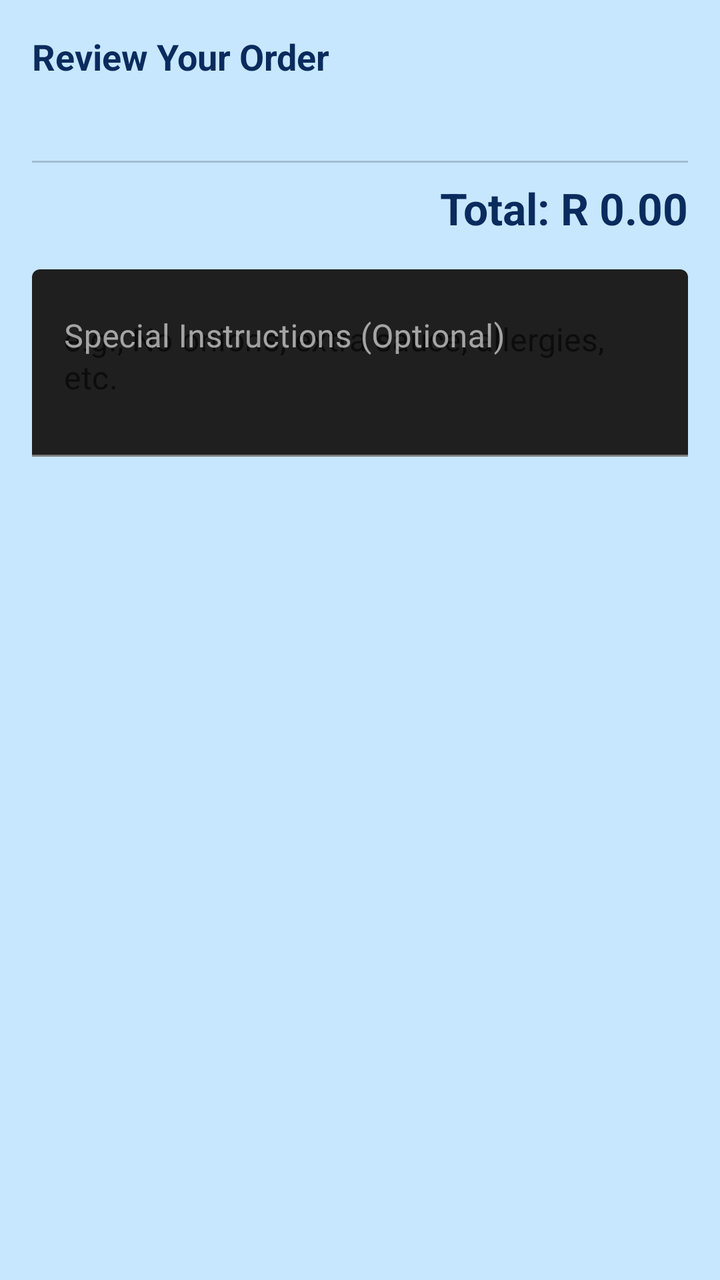
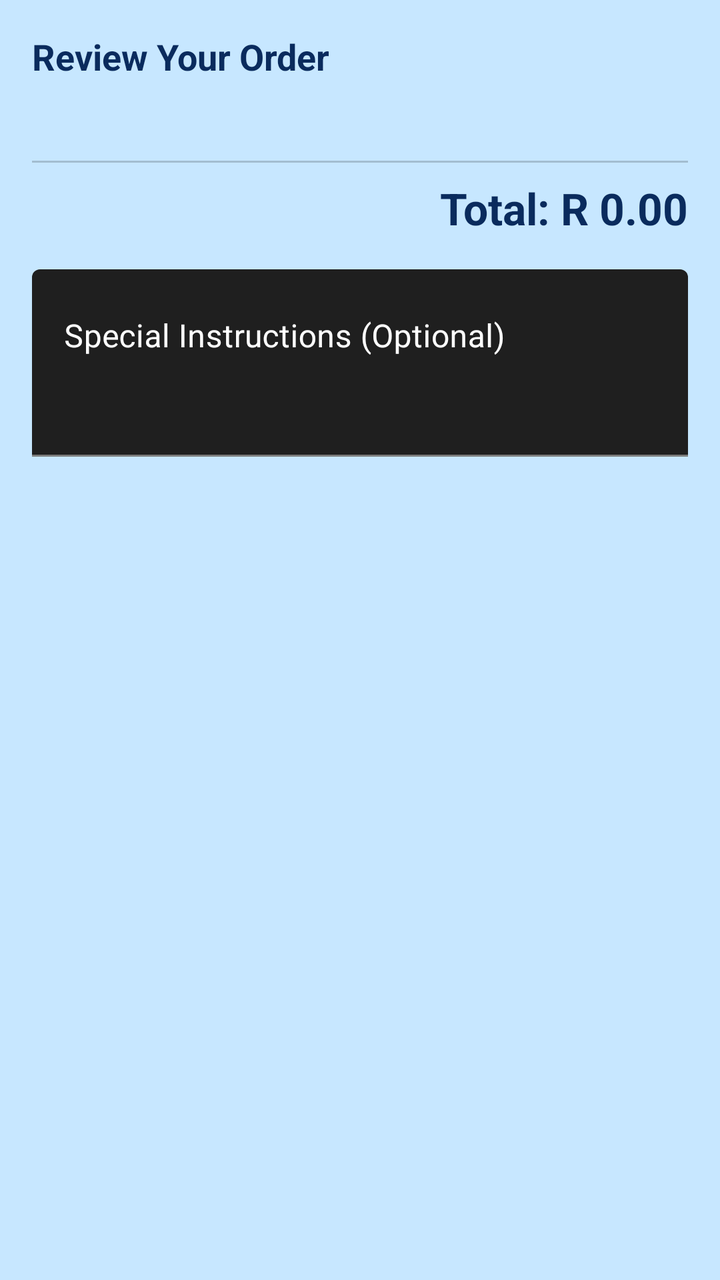

An Android layout rendered at two revisions. The XML below is the earlier revision; the diff shows what the commit changed to produce the second picture.
<!-- AndroidManifest.xml: application theme Theme.NurtureNest -->
<!-- res/layout/dialog_lunch_cart.xml -->
<?xml version="1.0" encoding="utf-8"?>
<ScrollView xmlns:android="http://schemas.android.com/apk/res/android"
    android:layout_width="match_parent"
    android:layout_height="match_parent"
    android:padding="16dp">

    <LinearLayout
        android:layout_width="match_parent"
        android:layout_height="wrap_content"
        android:orientation="vertical">

        <TextView
            android:layout_width="match_parent"
            android:layout_height="wrap_content"
            android:text="Review Your Order"
            android:textSize="18sp"
            android:textStyle="bold"
            android:textColor="?attr/colorPrimary"
            android:layout_marginBottom="16dp" />

        
        <LinearLayout
            android:id="@+id/llCartItems"
            android:layout_width="match_parent"
            android:layout_height="wrap_content"
            android:orientation="vertical"
            android:layout_marginBottom="16dp" />

        
        <View
            android:layout_width="match_parent"
            android:layout_height="1dp"
            android:background="?attr/colorOnBackground"
            android:alpha="0.2"
            android:layout_marginVertical="8dp" />

        
        <TextView
            android:id="@+id/tvDialogTotal"
            android:layout_width="match_parent"
            android:layout_height="wrap_content"
            android:text="Total: R 0.00"
            android:textSize="22sp"
            android:textStyle="bold"
            android:textColor="?attr/colorPrimary"
            android:gravity="end"
            android:layout_marginBottom="16dp" />

        
        <com.google.android.material.textfield.TextInputLayout
            android:layout_width="match_parent"
            android:layout_height="wrap_content"
            android:hint="Special Instructions (Optional)">
            <com.google.android.material.textfield.TextInputEditText
                android:id="@+id/etSpecialNotes"
                android:layout_width="match_parent"
                android:layout_height="wrap_content"
                android:minLines="3"
                android:gravity="top"
                android:hint="e.g., No onions, extra sauce, allergies, etc." />
        </com.google.android.material.textfield.TextInputLayout>

    </LinearLayout>

</ScrollView>
<!-- resources referenced by this layout -->
<resources>
  <style name="Theme.NurtureNest" parent="Theme.MaterialComponents.DayNight.NoActionBar">
          <item name="colorPrimary">#0A2B5D</item>
          <item name="colorOnPrimary">#FFFFFF</item>
          <item name="colorSurface">#000000</item>
          <item name="colorOnSurface">#FFFFFF</item>
          <item name="colorBackground">#C7E7FF</item>
          <item name="colorOnBackground">#1A1A1A</item>
          <item name="android:windowBackground">#C7E7FF</item>
          <item name="TextColor">#000000</item>
      </style>
</resources>

<!-- the commit's change to res/layout/dialog_lunch_cart.xml (unified diff, before → after) -->
@@ -2,6 +2,7 @@
 <ScrollView xmlns:android="http://schemas.android.com/apk/res/android"
     android:layout_width="match_parent"
     android:layout_height="match_parent"
+    xmlns:app="http://schemas.android.com/apk/res-auto"
     android:padding="16dp">
 
     <LinearLayout
@@ -50,15 +51,20 @@
         <com.google.android.material.textfield.TextInputLayout
             android:layout_width="match_parent"
             android:layout_height="wrap_content"
-            android:hint="Special Instructions (Optional)">
+            android:textColorHint="@color/dark_on_background"
+            android:hint="Special Instructions (Optional)"
+            app:placeholderText="e.g., No onions, extra sauce, allergies, etc."
+            app:placeholderTextColor="@color/dark_on_background">
+
             <com.google.android.material.textfield.TextInputEditText
                 android:id="@+id/etSpecialNotes"
                 android:layout_width="match_parent"
                 android:layout_height="wrap_content"
+                android:textColor="@color/dark_on_background"
                 android:minLines="3"
-                android:gravity="top"
-                android:hint="e.g., No onions, extra sauce, allergies, etc." />
+                android:gravity="top" />
         </com.google.android.material.textfield.TextInputLayout>
+
 
     </LinearLayout>
 
<!-- resource entries referenced after the edit -->
@@ -1,5 +1,6 @@
 <!-- resources referenced by this layout -->
 <resources>
+  <color name="dark_on_background">#FFFFFF</color>
   <style name="Theme.NurtureNest" parent="Theme.MaterialComponents.DayNight.NoActionBar">
           <item name="colorPrimary">#0A2B5D</item>
           <item name="colorOnPrimary">#FFFFFF</item>
